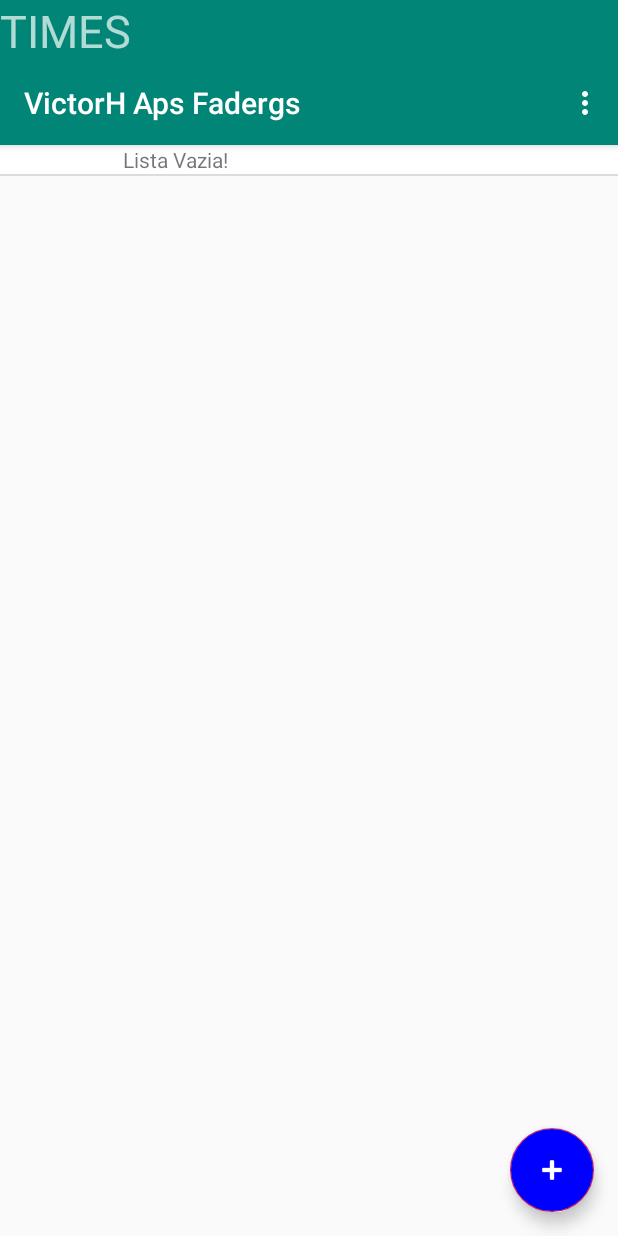
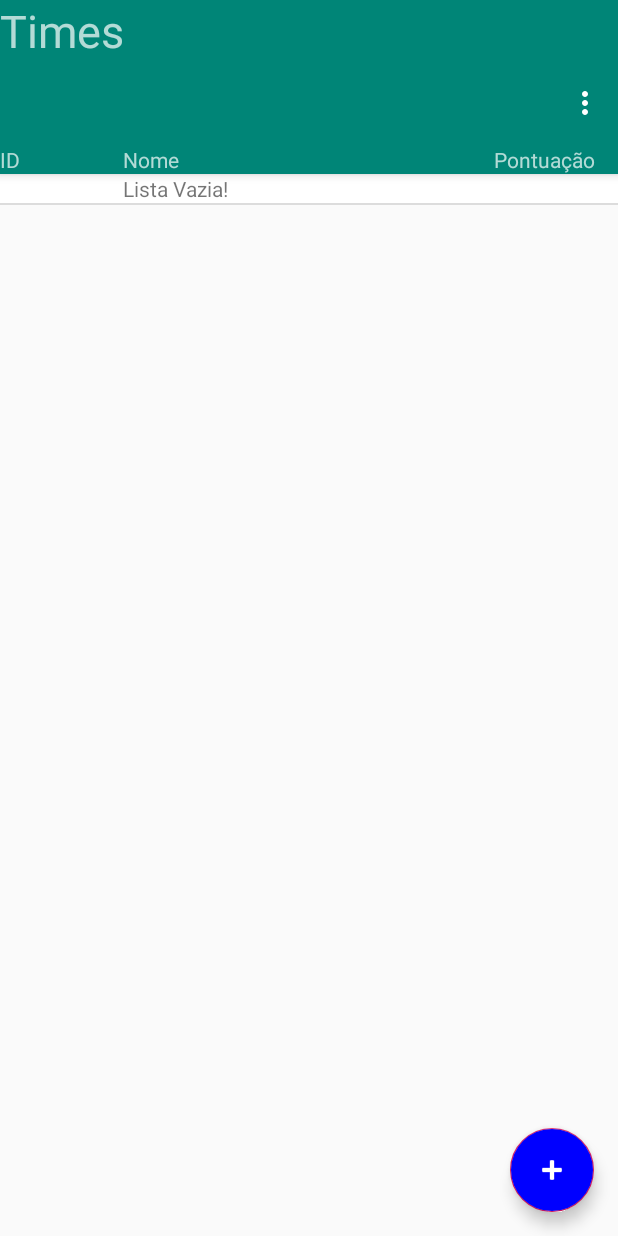
Before and after one commit to schlagerv/FADERGS-APSVictorH, an Android app: the screen it shows after launch (MainActivity), on a phone screen of 412 x 824 dp. Run offline under Robolectric (Android 15) with nearby library versions, the phone set to English and light mode, and no system bars.

Commit message:
Refining Layout + Minor Fixes

```diff
--- a/app/src/main/java/com/fadergs/victorhaps/AdapterTime.java
+++ b/app/src/main/java/com/fadergs/victorhaps/AdapterTime.java
@@ -59,7 +59,7 @@ public class AdapterTime extends BaseAdapter {
         item.tvNome.setText(time.getNome());
         item.tvPontos.setText(String.valueOf(time.getPontos()));
 
-        if (time.getNome().equals("Lista Vazia!")) {
+        if (time.getNome().equals(context.getString(R.string.txtListaVazia))) {
             item.tvId.setText(" ");
             item.tvPontos.setText(" ");
         }
--- a/app/src/main/java/com/fadergs/victorhaps/Banco.java
+++ b/app/src/main/java/com/fadergs/victorhaps/Banco.java
@@ -7,7 +7,7 @@ import android.database.sqlite.SQLiteOpenHelper;
 public class Banco extends SQLiteOpenHelper {
 
     private static final int VERSAO = 1;
-    private static final String NOME = "AppApsVictor";
+    private static final String NOME = "AppApsVictorAlexander";
 
     public Banco(Context contexto){
         super(contexto, NOME, null, VERSAO);
--- a/app/src/main/java/com/fadergs/victorhaps/FormularioActivity.java
+++ b/app/src/main/java/com/fadergs/victorhaps/FormularioActivity.java
@@ -40,8 +40,8 @@ public class FormularioActivity extends AppCompatActivity {
         if (nome.isEmpty()) {
             AlertDialog.Builder alerta = new AlertDialog.Builder(this);
             alerta.setIcon(android.R.drawable.ic_dialog_alert);
-            alerta.setTitle("Atenção!");
-            alerta.setMessage("Você deve informar o nome do Time.");
+            alerta.setTitle(getString(R.string.txtAlerta));
+            alerta.setMessage(getString(R.string.txtAlertaTime));
             alerta.setPositiveButton("OK", null);
             alerta.show();
         } else {
@@ -53,7 +53,7 @@ public class FormularioActivity extends AppCompatActivity {
                 time.setPontos(Integer.valueOf(pontos));
             }
             TimeDAO.inserirTime(this, time);
+            this.finish();
         }
-        this.finish();
     }
 }
--- a/app/src/main/java/com/fadergs/victorhaps/Jogador.java
+++ b/app/src/main/java/com/fadergs/victorhaps/Jogador.java
@@ -29,7 +29,7 @@ public class Jogador {
         this.nome = nome;
     }
 
-    public double getCamisa() {
+    public int getCamisa() {
         return camisa;
     }
 
--- a/app/src/main/java/com/fadergs/victorhaps/Time.java
+++ b/app/src/main/java/com/fadergs/victorhaps/Time.java
@@ -21,7 +21,7 @@ public class Time {
         this.nome = nome;
     }
 
-    public double getPontos() {
+    public int getPontos() {
         return pontos;
     }
 
--- a/app/src/main/res/layout/activity_formulario_jogador.xml
+++ b/app/src/main/res/layout/activity_formulario_jogador.xml
@@ -13,7 +13,7 @@
         android:layout_marginStart="8dp"
         android:layout_marginTop="80dp"
         android:layout_marginEnd="8dp"
-        android:text="SALVAR"
+        android:text="@string/txtSalvar"
         app:layout_constraintEnd_toEndOf="parent"
         app:layout_constraintHorizontal_bias="0.498"
         app:layout_constraintStart_toStartOf="parent"
@@ -27,7 +27,7 @@
         android:layout_marginTop="80dp"
         android:layout_marginEnd="8dp"
         android:ems="10"
-        android:hint="Número da Camisa:"
+        android:hint="@string/hintCamisa"
         android:inputType="numberDecimal"
         app:layout_constraintEnd_toEndOf="parent"
         app:layout_constraintStart_toStartOf="parent"
@@ -41,7 +41,7 @@
         android:layout_marginTop="80dp"
         android:layout_marginEnd="8dp"
         android:ems="10"
-        android:hint="Nome do Jogador: "
+        android:hint="@string/hintNomeJogador"
         android:inputType="textPersonName"
         app:layout_constraintEnd_toEndOf="parent"
         app:layout_constraintStart_toStartOf="parent"
--- a/app/src/main/res/layout/activity_formulario_time.xml
+++ b/app/src/main/res/layout/activity_formulario_time.xml
@@ -14,7 +14,7 @@
         android:layout_marginTop="80dp"
         android:layout_marginEnd="8dp"
         android:ems="10"
-        android:hint="Nome do Time: "
+        android:hint="@string/hintNomeTime"
         android:inputType="textPersonName"
         app:layout_constraintEnd_toEndOf="parent"
         app:layout_constraintStart_toStartOf="parent"
@@ -28,7 +28,7 @@
         android:layout_marginTop="80dp"
         android:layout_marginEnd="8dp"
         android:ems="10"
-        android:hint="Pontos:"
+        android:hint="@string/hintPontos"
         android:inputType="numberDecimal"
         app:layout_constraintEnd_toEndOf="parent"
         app:layout_constraintStart_toStartOf="parent"
@@ -41,7 +41,7 @@
         android:layout_marginStart="8dp"
         android:layout_marginTop="80dp"
         android:layout_marginEnd="8dp"
-        android:text="SALVAR"
+        android:text="@string/txtSalvar"
         app:layout_constraintEnd_toEndOf="parent"
         app:layout_constraintHorizontal_bias="0.498"
         app:layout_constraintStart_toStartOf="parent"
--- a/app/src/main/res/layout/activity_main.xml
+++ b/app/src/main/res/layout/activity_main.xml
@@ -16,7 +16,7 @@
             android:layout_width="match_parent"
             android:layout_height="match_parent"
             android:layout_gravity="center"
-            android:text="TIMES"
+            android:text="@string/txtTimes"
             android:textSize="30dp" />
 
         <androidx.appcompat.widget.Toolbar
@@ -25,6 +25,34 @@
             android:layout_height="?attr/actionBarSize"
             android:background="?attr/colorPrimary"
             app:popupTheme="@style/AppTheme.PopupOverlay" />
+
+        <LinearLayout
+            android:layout_width="match_parent"
+            android:layout_height="wrap_content"
+            android:orientation="horizontal"
+            android:weightSum="5"
+                        >
+
+            <TextView
+                android:layout_width="0dp"
+                android:layout_height="wrap_content"
+                android:layout_weight="1"
+                android:text="@string/labelId" />
+
+            <TextView
+                android:layout_width="0dp"
+                android:layout_height="wrap_content"
+                android:layout_weight="3"
+                android:text="@string/labelNome" />
+
+            <TextView
+                android:layout_width="0dp"
+                android:layout_height="wrap_content"
+                android:layout_weight="1"
+                android:text="@string/labelPonto" />
+
+        </LinearLayout>
+
     </com.google.android.material.appbar.AppBarLayout>
 
     <com.google.android.material.floatingactionbutton.FloatingActionButton
@@ -37,6 +65,10 @@
         android:tint="#fff"
         app:srcCompat="@android:drawable/ic_input_add" />
 
-    <include layout="@layout/content_main" />
+
+    <include
+        android:id="@+id/include"
+        layout="@layout/content_main" />
+
 
 </androidx.coordinatorlayout.widget.CoordinatorLayout>
--- a/app/src/main/res/layout/content_main.xml
+++ b/app/src/main/res/layout/content_main.xml
@@ -8,9 +8,11 @@
     tools:context=".MainActivity"
     tools:showIn="@layout/activity_main">
 
+
     <ListView
         android:id="@+id/lvTimes"
         android:layout_width="match_parent"
         android:layout_height="match_parent" />
 
+
 </androidx.constraintlayout.widget.ConstraintLayout>
--- a/app/src/main/res/layout/layout_lista_time.xml
+++ b/app/src/main/res/layout/layout_lista_time.xml
@@ -14,7 +14,7 @@
             android:layout_width="0dp"
             android:layout_height="wrap_content"
             android:layout_weight="1"
-            android:hint="Id: " />
+             />
 
         <TextView
             android:id="@+id/tvListaNomeTime"
@@ -22,14 +22,14 @@
             android:layout_height="wrap_content"
 
             android:layout_weight="3"
-            android:hint="Nome: " />
+             />
 
         <TextView
             android:id="@+id/tvListaPonto"
             android:layout_width="0dp"
             android:layout_height="wrap_content"
             android:layout_weight="1"
-            android:hint="Pontos: " />
+             />
 
     </LinearLayout>
 
--- a/app/src/main/res/values/strings.xml
+++ b/app/src/main/res/values/strings.xml
@@ -1,10 +1,16 @@
 <resources>
-    <string name="app_name">VictorH Aps Fadergs</string>
-    <string name="action_settings">Settings</string>
+    <string name="app_name"></string>
+    <string name="action_settings">Configurações</string>
 
     <string name="txtSalvar">SALVAR</string>
     <string name="txtTimes">Times</string>
     <string name="txtJogadores">Jogadores</string>
+    <string name="labelId">ID</string>
+    <string name="labelNome">Nome</string>
+    <string name="labelNumero">Nº</string>
+    <string name="labelPonto">Pontuação</string>
+
+
 
     <string name="hintCamisa">Número da Camisa:</string>
     <string name="hintNomeJogador">Nome do Jogador:</string>
@@ -12,8 +18,16 @@
     <string name="hintNomeTime">Nome do Time:</string>
 
 
-
     <string name="txtAlerta">Atenção!</string>
     <string name="txtAlertaJogador">Você deve informar o nome do Jogador e o Número da Camisa.</string>
+    <string name="txtAlertaTime">Você deve informar o nome do Time.</string>
 
-    </resources>
+    <string name="txtExcluir">Excluir</string>
+    <string name="txtConfirmaExclusao">Confirma a exclusão ?</string>
+    <string name="btnCancelar">Cancelar</string>
+    <string name="btnConfirmar">Sim</string>
+
+    <string name="txtListaVazia">Lista Vazia!</string>
+
+
+</resources>
```
Also changed, not shown: app/src/main/java/com/fadergs/victorhaps/AdapterJogador.java (+2 -5 lines), app/src/main/java/com/fadergs/victorhaps/FormularioJogadorActivity.java (+5 -5 lines), app/src/main/java/com/fadergs/victorhaps/MainActivity.java (+5 -10 lines), app/src/main/java/com/fadergs/victorhaps/MainJogadorActivity.java (+5 -17 lines), app/src/main/res/layout/activity_jogadores_main.xml (+20 -1 lines), app/src/main/res/layout/layout_lista_jogador.xml (+3 -13 lines).
